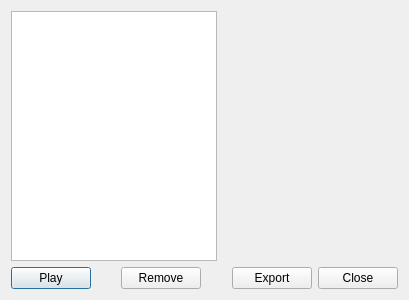
DoomseekerTeam/Doomseeker, file src/core/gui/demomanager.ui: the form before one commit.
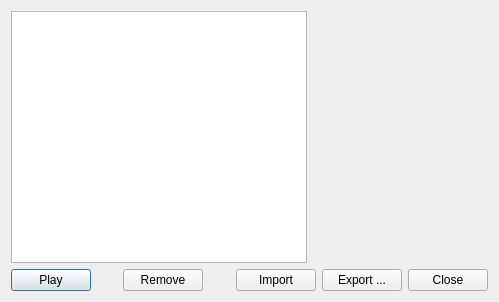
The form after the commit. Icons and pictures are not drawn.

Commit message: Add demo import/export with Doomseeker metadata (#4110)

```diff
--- a/src/core/gui/demomanager.ui
+++ b/src/core/gui/demomanager.ui
@@ -9,8 +9,8 @@
    <rect>
     <x>0</x>
     <y>0</y>
-    <width>409</width>
-    <height>300</height>
+    <width>499</width>
+    <height>302</height>
    </rect>
   </property>
   <property name="windowTitle">
@@ -106,10 +106,17 @@
        </property>
       </spacer>
      </item>
+     <item>
+      <widget class="QPushButton" name="btnImport">
+       <property name="text">
+        <string>Import</string>
+       </property>
+      </widget>
+     </item>
      <item>
       <widget class="QPushButton" name="btnExport">
        <property name="text">
-        <string>Export</string>
+        <string>Export ...</string>
        </property>
       </widget>
      </item>
```
Left out of the diff: 37 changed lines with no effect on the pictures. The commit also changes 11 other files.
